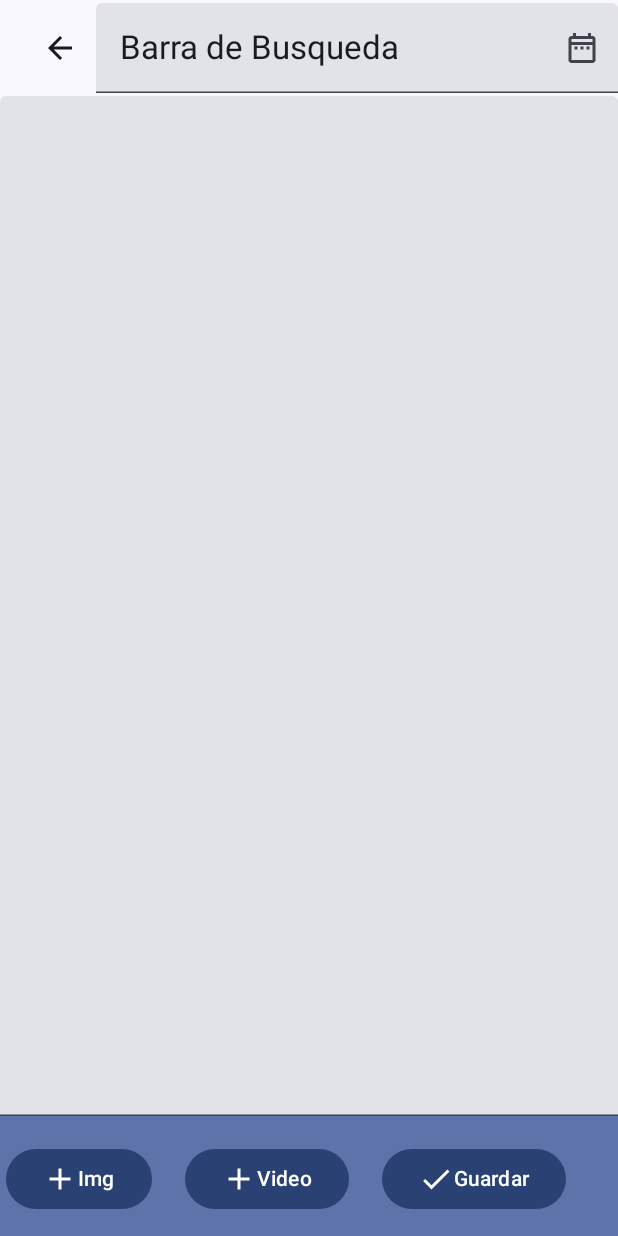
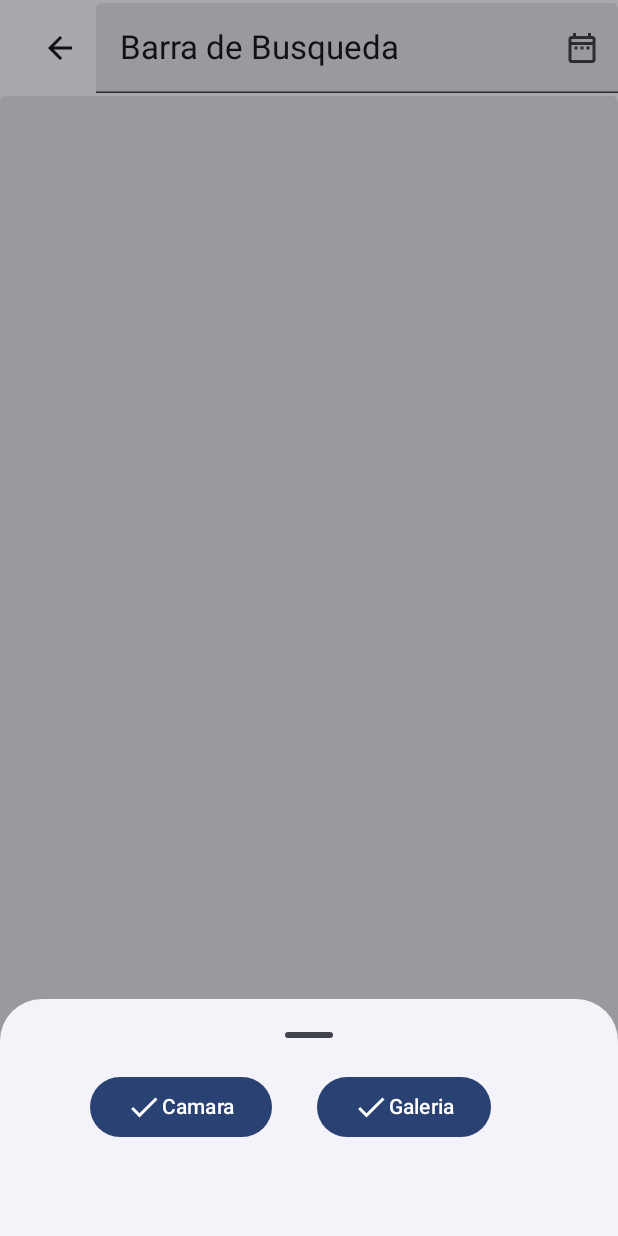
Before and after one commit to JRPG01/ProyectoMobil, an Android app built with Jetpack Compose: the ScaffoldNotas screen opened through its navigation route, after a tap on "Img", on a phone screen of 412 x 824 dp. Run offline under Robolectric (Android 15) with nearby library versions, the light colour scheme and no system bars; Roboto replaces fonts that are not available here.

Commit message:
Boton de opciones de camamra y galeria

```diff
--- a/Pryecto de deberitas/app/src/main/java/com/example/notas/ui/theme/Nota.kt
+++ b/Pryecto de deberitas/app/src/main/java/com/example/notas/ui/theme/Nota.kt
@@ -23,19 +23,23 @@ import androidx.compose.material3.BottomAppBar
 import androidx.compose.material3.Button
 import androidx.compose.material3.CenterAlignedTopAppBar
 import androidx.compose.material3.ExperimentalMaterial3Api
+import androidx.compose.material3.ExtendedFloatingActionButton
 import androidx.compose.material3.Icon
 import androidx.compose.material3.IconButton
 import androidx.compose.material3.IconButtonDefaults
 import androidx.compose.material3.MaterialTheme
+import androidx.compose.material3.ModalBottomSheet
 import androidx.compose.material3.Scaffold
 import androidx.compose.material3.Surface
 import androidx.compose.material3.Text
 import androidx.compose.material3.TextField
+import androidx.compose.material3.rememberModalBottomSheetState
 import androidx.compose.runtime.Composable
 import androidx.compose.runtime.collectAsState
 import androidx.compose.runtime.getValue
 import androidx.compose.runtime.mutableStateOf
 import androidx.compose.runtime.remember
+import androidx.compose.runtime.rememberCoroutineScope
 import androidx.compose.runtime.setValue
 import androidx.compose.ui.Alignment
 import androidx.compose.ui.Modifier
@@ -47,6 +51,7 @@ import androidx.lifecycle.viewmodel.compose.viewModel
 import androidx.navigation.NavController
 import androidx.navigation.compose.rememberNavController
 import com.example.notas.Navegacion.Screean
+import kotlinx.coroutines.launch
 import java.util.Calendar
 import java.util.Date
 
@@ -153,6 +158,10 @@ fun ScaffoldNotas(navController: NavController,
 
     val noteUiState by noteViewModel.uiState.collectAsState()
 
+    val sheetState = rememberModalBottomSheetState()
+    val scope = rememberCoroutineScope()
+    var showBottomSheet by remember { mutableStateOf(false) }
+
     Scaffold(
         topBar = {
             TopAppNotas(naveController = navController)
@@ -164,14 +173,9 @@ fun ScaffoldNotas(navController: NavController,
                 contentColor = MaterialTheme.colorScheme.primary,
             ) {
                 Row {
-                    Button(onClick = {}) {
+                    Button(onClick = {showBottomSheet = true}) {
                         Icon(Icons.Default.Add , contentDescription = "Add Imagen")
                         Text(text = "Img")
-                    }
-                    Spacer(modifier = Modifier.size(22.dp))
-                    Button(onClick = {}) {
-                        Icon(Icons.Default.Add , contentDescription = "Add Imagen")
-                        Text(text = "Video")
                     }
                     Spacer(modifier = Modifier.size(22.dp))
                     Button(onClick = {}) {
@@ -191,6 +195,31 @@ fun ScaffoldNotas(navController: NavController,
                 noteChange = {noteViewModel.updateNote(it)},
                 currentNote = noteViewModel.currentNote,
             )
+        }
+
+        // Screen content
+        if (showBottomSheet) {
+            ModalBottomSheet(
+                onDismissRequest = {
+                    showBottomSheet = false
+                },
+                sheetState = sheetState
+            ) {
+                Row {
+                    Spacer(modifier = Modifier.size(60.dp))
+                    Button(onClick = {}) {
+                        Icon(imageVector = Icons.Default.Done, contentDescription = "Camera Button")
+                        Text("Camara")
+                    }
+                    Spacer(modifier = Modifier.size(30.dp))
+                    Button(onClick = {}) {
+                        Icon(imageVector = Icons.Default.Done, contentDescription = "Galery Button")
+                        Text("Galeria")
+                    }
+                }
+                // Sheet content
+                Spacer(modifier = Modifier.size(50.dp))
+            }
         }
     }
 }
--- /dev/null
+++ b/Pryecto de deberitas/app/src/main/res/drawable/baseline_camera.xml
@@ -0,0 +1,5 @@
+<vector android:height="24dp" android:tint="#000000"
+    android:viewportHeight="24" android:viewportWidth="24"
+    android:width="24dp" xmlns:android="http://schemas.android.com/apk/res/android">
+    <path android:fillColor="@android:color/white" android:pathData="M9.4,10.5l4.77,-8.26C13.47,2.09 12.75,2 12,2c-2.4,0 -4.6,0.85 -6.32,2.25l3.66,6.35 0.06,-0.1zM21.54,9c-0.92,-2.92 -3.15,-5.26 -6,-6.34L11.88,9h9.66zM21.8,10h-7.49l0.29,0.5 4.76,8.25C21,16.97 22,14.61 22,12c0,-0.69 -0.07,-1.35 -0.2,-2zM8.54,12l-3.9,-6.75C3.01,7.03 2,9.39 2,12c0,0.69 0.07,1.35 0.2,2h7.49l-1.15,-2zM2.46,15c0.92,2.92 3.15,5.26 6,6.34L12.12,15L2.46,15zM13.73,15l-3.9,6.76c0.7,0.15 1.42,0.24 2.17,0.24 2.4,0 4.6,-0.85 6.32,-2.25l-3.66,-6.35 -0.93,1.6z"/>
+</vector>
```
